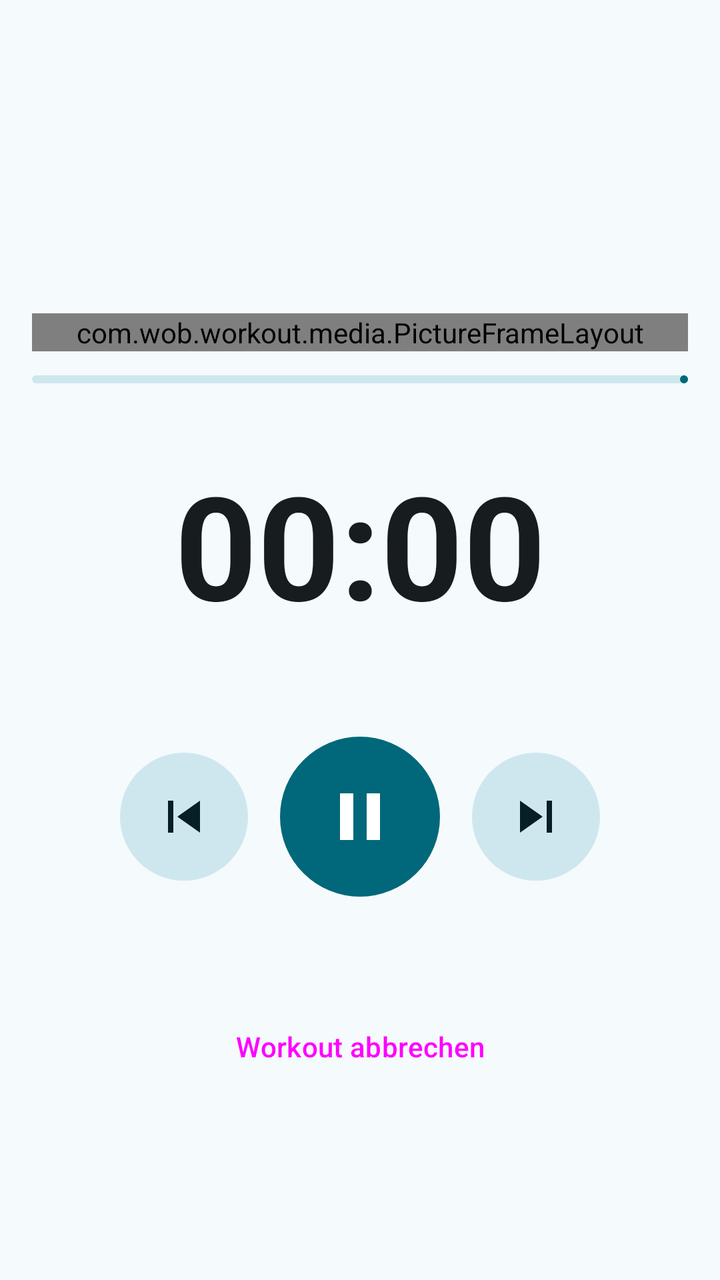
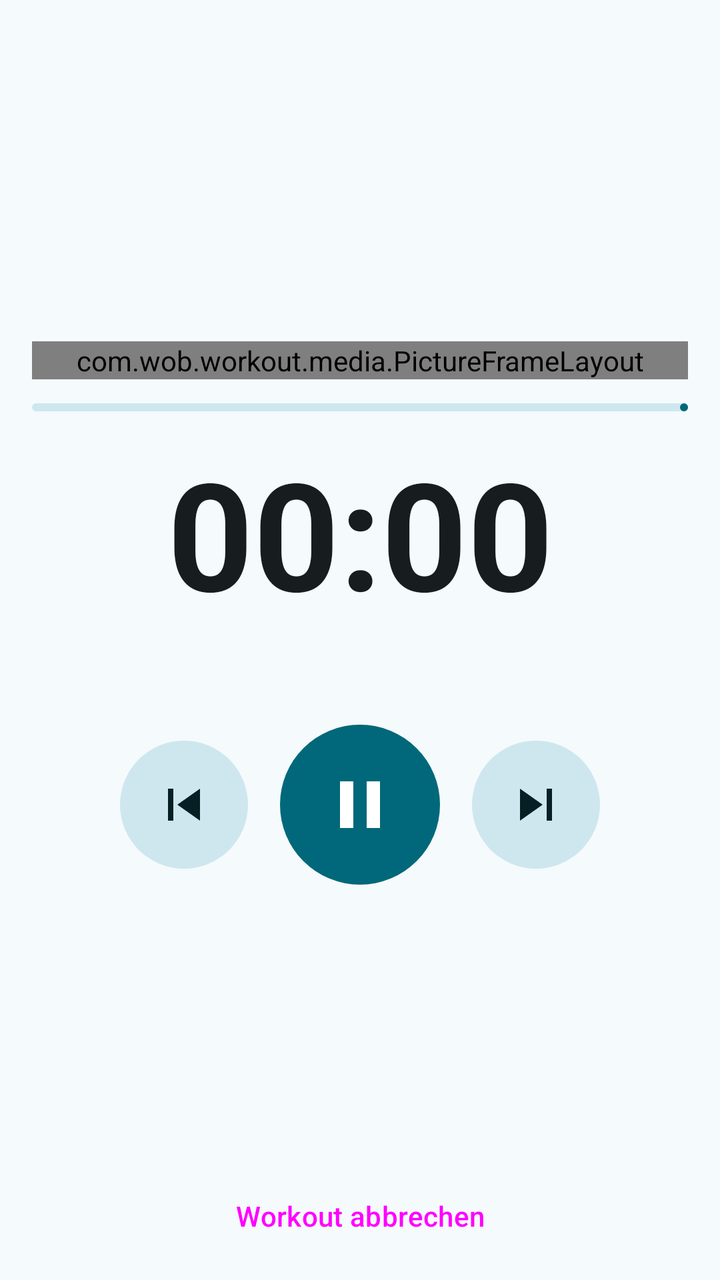

Compare the two renders of this Android layout. The source of the first and the diff that turns it into the second are given below.
<!-- AndroidManifest.xml: application theme Theme.Workout -->
<!-- res/layout/fragment_player.xml -->
<?xml version="1.0" encoding="utf-8"?>
<LinearLayout xmlns:android="http://schemas.android.com/apk/res/android"
    xmlns:app="http://schemas.android.com/apk/res-auto"
    android:layout_width="match_parent"
    android:layout_height="match_parent"
    android:keepScreenOn="true"
    android:orientation="vertical">

    

    <com.google.android.material.appbar.MaterialToolbar
        android:id="@+id/toolbar"
        android:layout_width="match_parent"
        android:layout_height="?attr/actionBarSize"/>

    <ScrollView
        android:layout_width="match_parent"
        android:layout_height="match_parent"
        android:fillViewport="true">

        <LinearLayout
            android:layout_width="match_parent"
            android:layout_height="wrap_content"
            android:gravity="center"
            android:orientation="vertical"
            android:padding="16dp">

            <com.wob.workout.media.PictureFrameLayout
                android:id="@+id/mediaFrame"
                android:layout_width="match_parent"
                android:layout_height="wrap_content"
                android:layout_gravity="center_horizontal"
                android:layout_marginBottom="12dp">

                <com.wob.workout.media.FramedImageView
                    android:id="@+id/imgMedia"
                    android:layout_width="match_parent"
                    android:layout_height="match_parent"
                    android:contentDescription="@null"/>

                <androidx.media3.ui.PlayerView
                    android:id="@+id/videoPlayer"
                    android:layout_width="match_parent"
                    android:layout_height="match_parent"
                    android:visibility="gone"
                    app:use_controller="false"/>

                
                <View
                    android:id="@+id/mediaScrim"
                    android:layout_width="match_parent"
                    android:layout_height="match_parent"
                    android:background="#99000000"
                    android:visibility="gone"/>

                <LinearLayout
                    android:id="@+id/mediaLabels"
                    android:layout_width="match_parent"
                    android:layout_height="wrap_content"
                    android:layout_gravity="center"
                    android:gravity="center_horizontal"
                    android:orientation="vertical"
                    android:paddingStart="16dp"
                    android:paddingEnd="16dp"
                    android:visibility="gone">

                    <TextView
                        android:id="@+id/txtMediaLabel"
                        android:layout_width="wrap_content"
                        android:layout_height="wrap_content"
                        android:letterSpacing="0.1"
                        android:shadowColor="#CC000000"
                        android:shadowRadius="6"
                        android:textColor="#FFFFFFFF"
                        android:textSize="18sp"
                        android:textStyle="bold"/>

                    <TextView
                        android:id="@+id/txtMediaTitle"
                        android:layout_width="wrap_content"
                        android:layout_height="wrap_content"
                        android:layout_marginTop="4dp"
                        android:gravity="center"
                        android:maxLines="2"
                        android:shadowColor="#CC000000"
                        android:shadowRadius="6"
                        android:textColor="#FFFFFFFF"
                        android:textSize="30sp"
                        android:textStyle="bold"/>
                </LinearLayout>
            </com.wob.workout.media.PictureFrameLayout>

            <com.google.android.material.progressindicator.LinearProgressIndicator
                android:id="@+id/progressWorkout"
                android:layout_width="match_parent"
                android:layout_height="wrap_content"
                android:max="1000"
                app:trackCornerRadius="2dp"/>

            <LinearLayout
                android:id="@+id/rowWorkoutProgress"
                android:layout_width="match_parent"
                android:layout_height="wrap_content"
                android:layout_marginTop="4dp"
                android:layout_marginBottom="12dp"
                android:orientation="horizontal">

                <TextView
                    android:id="@+id/txtProgress"
                    android:layout_width="0dp"
                    android:layout_height="wrap_content"
                    android:layout_weight="1"
                    android:textSize="12sp"/>

                <TextView
                    android:id="@+id/txtWorkoutRemaining"
                    android:layout_width="wrap_content"
                    android:layout_height="wrap_content"
                    android:textSize="12sp"/>
            </LinearLayout>

            
            <TextView
                android:id="@+id/txtTimer"
                android:layout_width="match_parent"
                android:layout_height="96dp"
                android:gravity="center"
                android:maxLines="1"
                android:text="00:00"
                android:textStyle="bold"
                app:autoSizeMaxTextSize="80sp"
                app:autoSizeMinTextSize="32sp"
                app:autoSizeTextType="uniform"/>

            <TextView
                android:id="@+id/txtTitle"
                android:layout_width="match_parent"
                android:layout_height="wrap_content"
                android:gravity="center"
                android:textColor="?attr/colorPrimary"
                android:textSize="24sp"
                android:textStyle="bold"/>

            <LinearLayout
                android:id="@+id/rowTransport"
                android:layout_width="wrap_content"
                android:layout_height="wrap_content"
                android:layout_marginTop="16dp"
                android:gravity="center_vertical"
                android:orientation="horizontal">

                <com.google.android.material.button.MaterialButton
                    android:id="@+id/btnPrevious"
                    style="@style/Widget.Material3.Button.IconButton.Filled.Tonal"
                    android:layout_width="64dp"
                    android:layout_height="64dp"
                    android:contentDescription="Vorherige Übung"
                    android:insetLeft="0dp"
                    android:insetTop="0dp"
                    android:insetRight="0dp"
                    android:insetBottom="0dp"
                    android:padding="0dp"
                    app:iconGravity="textStart"
                    app:iconPadding="0dp"
                    app:icon="@drawable/ic_skip_previous"
                    app:iconSize="32dp"/>

                <com.google.android.material.button.MaterialButton
                    android:id="@+id/btnPause"
                    style="@style/Widget.Material3.Button.IconButton.Filled"
                    android:layout_width="80dp"
                    android:layout_height="80dp"
                    android:layout_marginStart="16dp"
                    android:layout_marginEnd="16dp"
                    android:contentDescription="Pause"
                    android:insetLeft="0dp"
                    android:insetTop="0dp"
                    android:insetRight="0dp"
                    android:insetBottom="0dp"
                    android:padding="0dp"
                    app:iconGravity="textStart"
                    app:iconPadding="0dp"
                    app:icon="@drawable/ic_pause"
                    app:iconSize="40dp"/>

                <com.google.android.material.button.MaterialButton
                    android:id="@+id/btnNext"
                    style="@style/Widget.Material3.Button.IconButton.Filled.Tonal"
                    android:layout_width="64dp"
                    android:layout_height="64dp"
                    android:contentDescription="Nächste Übung"
                    android:insetLeft="0dp"
                    android:insetTop="0dp"
                    android:insetRight="0dp"
                    android:insetBottom="0dp"
                    android:padding="0dp"
                    app:iconGravity="textStart"
                    app:iconPadding="0dp"
                    app:icon="@drawable/ic_skip_next"
                    app:iconSize="32dp"/>
            </LinearLayout>

            <TextView
                android:id="@+id/txtDescription"
                android:layout_width="match_parent"
                android:layout_height="wrap_content"
                android:layout_marginTop="16dp"
                android:gravity="start"/>

            <Button
                android:id="@+id/btnCancel"
                style="@style/Widget.Material3.Button.TextButton"
                android:layout_width="wrap_content"
                android:layout_height="wrap_content"
                android:layout_marginTop="16dp"
                android:text="Workout abbrechen"/>
        </LinearLayout>
    </ScrollView>
</LinearLayout>
<!-- resources referenced by this layout -->
<resources>
  <!-- drawable ic_pause (drawable) -->
  <vector xmlns:android="http://schemas.android.com/apk/res/android"
      android:width="24dp"
      android:height="24dp"
      android:viewportWidth="24"
      android:viewportHeight="24">
      <path
          android:fillColor="#FFFFFFFF"
          android:pathData="M6,19h4V5H6v14zM14,5v14h4V5h-4z"/>
  </vector>
  <!-- drawable ic_skip_next (drawable) -->
  <vector xmlns:android="http://schemas.android.com/apk/res/android"
      android:width="24dp"
      android:height="24dp"
      android:viewportWidth="24"
      android:viewportHeight="24">
      <path
          android:fillColor="#FFFFFFFF"
          android:pathData="M6,18l8.5,-6L6,6v12zM16,6v12h2V6h-2z"/>
  </vector>
  <!-- drawable ic_skip_previous (drawable) -->
  <vector xmlns:android="http://schemas.android.com/apk/res/android"
      android:width="24dp"
      android:height="24dp"
      android:viewportWidth="24"
      android:viewportHeight="24">
      <path
          android:fillColor="#FFFFFFFF"
          android:pathData="M6,6h2v12H6zM9.5,12l8.5,6V6z"/>
  </vector>
  <style name="Theme.Workout" parent="Base.Theme.Workout" />
  <color name="primary">#00687A</color>
  <color name="on_primary">#FFFFFF</color>
  <color name="primary_container">#ACEDFF</color>
  <color name="on_primary_container">#001F26</color>
  <color name="primary_inverse">#84D2E7</color>
  <color name="secondary">#4B6269</color>
  <color name="on_secondary">#FFFFFF</color>
  <color name="secondary_container">#CEE7EF</color>
  <color name="on_secondary_container">#061F25</color>
  <color name="tertiary">#565D7E</color>
  <color name="on_tertiary">#FFFFFF</color>
  <color name="tertiary_container">#DDE1FF</color>
  <color name="on_tertiary_container">#131A37</color>
  <color name="error">#BA1A1A</color>
  <color name="on_error">#FFFFFF</color>
  <color name="error_container">#FFDAD6</color>
  <color name="on_error_container">#410002</color>
  <color name="surface">#F5FAFC</color>
  <color name="on_surface">#171C1E</color>
  <color name="surface_variant">#DBE4E7</color>
  <color name="on_surface_variant">#3F484B</color>
  <color name="surface_inverse">#2B3133</color>
  <color name="on_surface_inverse">#ECF2F4</color>
  <color name="surface_dim">#D5DBDD</color>
  <color name="surface_bright">#F5FAFC</color>
  <color name="surface_container_lowest">#FFFFFF</color>
  <color name="surface_container_low">#EFF4F7</color>
  <color name="surface_container">#E9EFF1</color>
  <color name="surface_container_high">#E3E9EB</color>
  <color name="surface_container_highest">#DEE3E6</color>
  <color name="outline">#70797C</color>
  <color name="outline_variant">#BFC8CB</color>
  <!-- unchanged entries left out for length: 1 -->
</resources>

<!-- the commit's change to res/layout/fragment_player.xml (unified diff, before → after) -->
@@ -15,7 +15,8 @@
 
     <ScrollView
         android:layout_width="match_parent"
-        android:layout_height="match_parent"
+        android:layout_height="0dp"
+        android:layout_weight="1"
         android:fillViewport="true">
 
         <LinearLayout
@@ -102,7 +103,6 @@
                 android:layout_width="match_parent"
                 android:layout_height="wrap_content"
                 android:layout_marginTop="4dp"
-                android:layout_marginBottom="12dp"
                 android:orientation="horizontal">
 
                 <TextView
@@ -123,8 +123,9 @@
             <TextView
                 android:id="@+id/txtTimer"
                 android:layout_width="match_parent"
-                android:layout_height="96dp"
+                android:layout_height="88dp"
                 android:gravity="center"
+                android:includeFontPadding="false"
                 android:maxLines="1"
                 android:text="00:00"
                 android:textStyle="bold"
@@ -206,14 +207,16 @@
                 android:layout_height="wrap_content"
                 android:layout_marginTop="16dp"
                 android:gravity="start"/>
-
-            <Button
-                android:id="@+id/btnCancel"
-                style="@style/Widget.Material3.Button.TextButton"
-                android:layout_width="wrap_content"
-                android:layout_height="wrap_content"
-                android:layout_marginTop="16dp"
-                android:text="Workout abbrechen"/>
         </LinearLayout>
     </ScrollView>
+
+    
+    <Button
+        android:id="@+id/btnCancel"
+        style="@style/Widget.Material3.Button.TextButton"
+        android:layout_width="wrap_content"
+        android:layout_height="wrap_content"
+        android:layout_gravity="center_horizontal"
+        android:layout_marginBottom="8dp"
+        android:text="Workout abbrechen"/>
 </LinearLayout>
